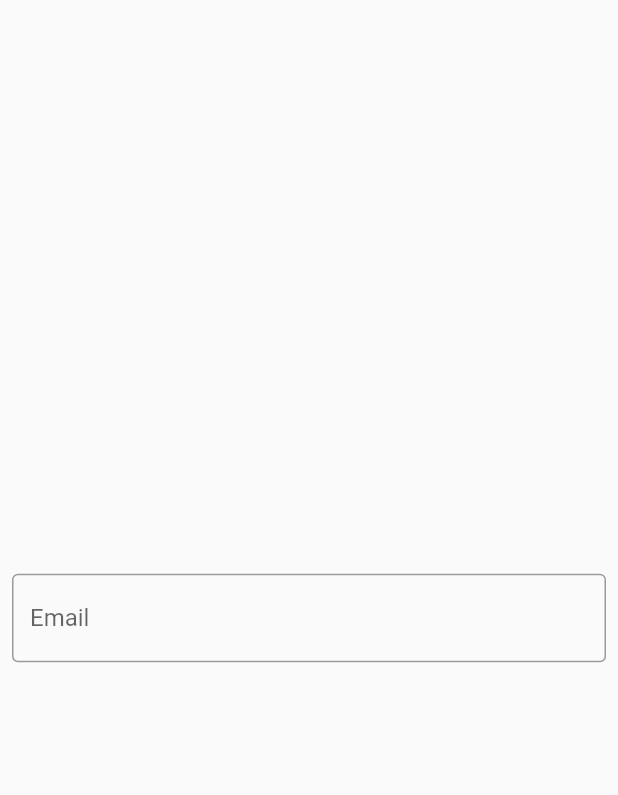
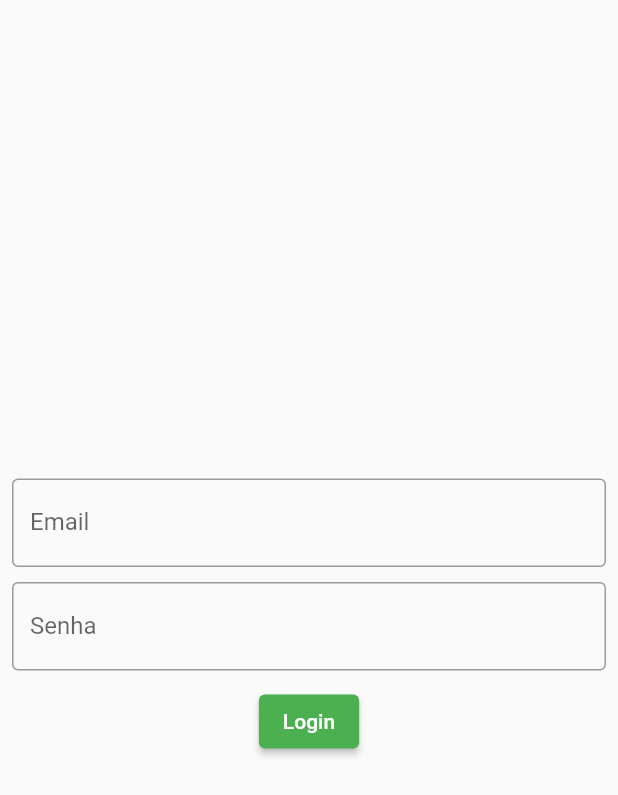
Before and after one commit to claytonferraz/flutter_aula2021_1, a Flutter app: the screen it shows after launch, on a phone screen of 412 x 824 dp. Shown: the top 795 px of the screen. Run offline on Flutter 3.47's test engine with Material 2 defaults, Android fonts, the phone set to English and light mode, and no system bars.

Commit message:
Aula 1.12.2
Botao formulário e espaçamento

```diff
--- a/lib/login_page.dart
+++ b/lib/login_page.dart
@@ -1,4 +1,3 @@
-import 'package:flutter/cupertino.dart';
 import 'package:flutter/material.dart';
 
 class LoginPage extends StatefulWidget {
@@ -19,11 +18,26 @@ class _LoginPageState extends State<LoginPage> {
             mainAxisAlignment: MainAxisAlignment.center,
             children: [
               TextField(
+                keyboardType: TextInputType.emailAddress,
                 decoration: InputDecoration(
                   labelText: 'Email',
                   border: OutlineInputBorder(),
                 ),
               ),
+              SizedBox(
+                height: 10,
+              ),
+              TextField(
+                obscureText: true,
+                decoration: InputDecoration(
+                  labelText: 'Senha',
+                  border: OutlineInputBorder(),
+                ),
+              ),
+              SizedBox(
+                height: 10,
+              ),
+              ElevatedButton(onPressed: () {}, child: Text('Login')),
             ],
           ),
         ),
```
